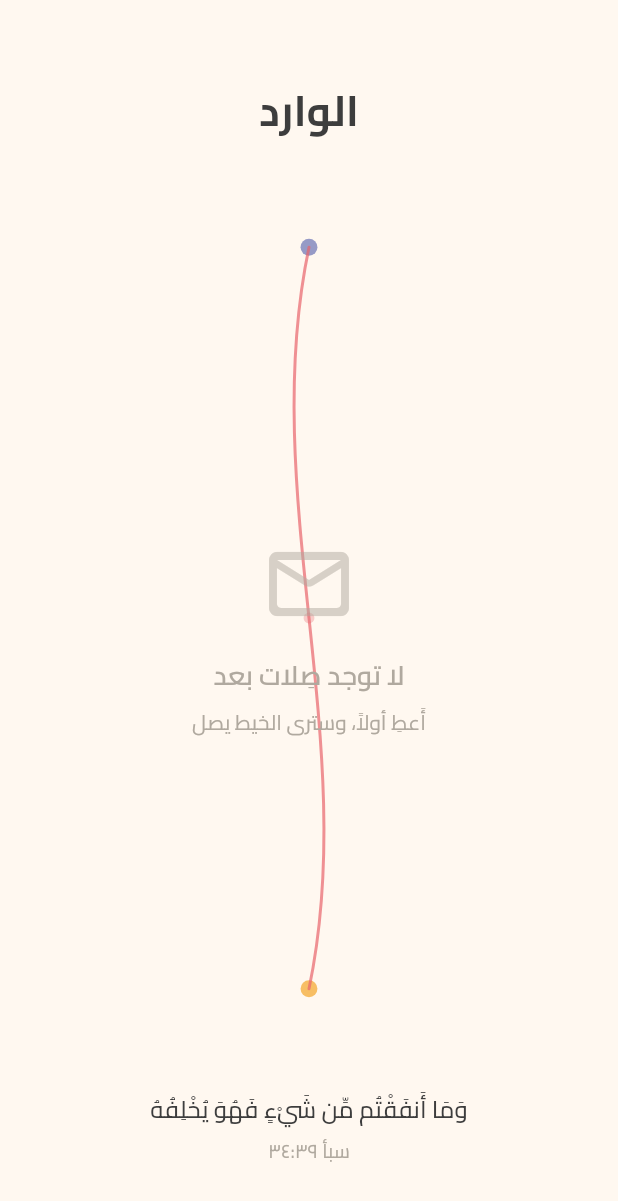
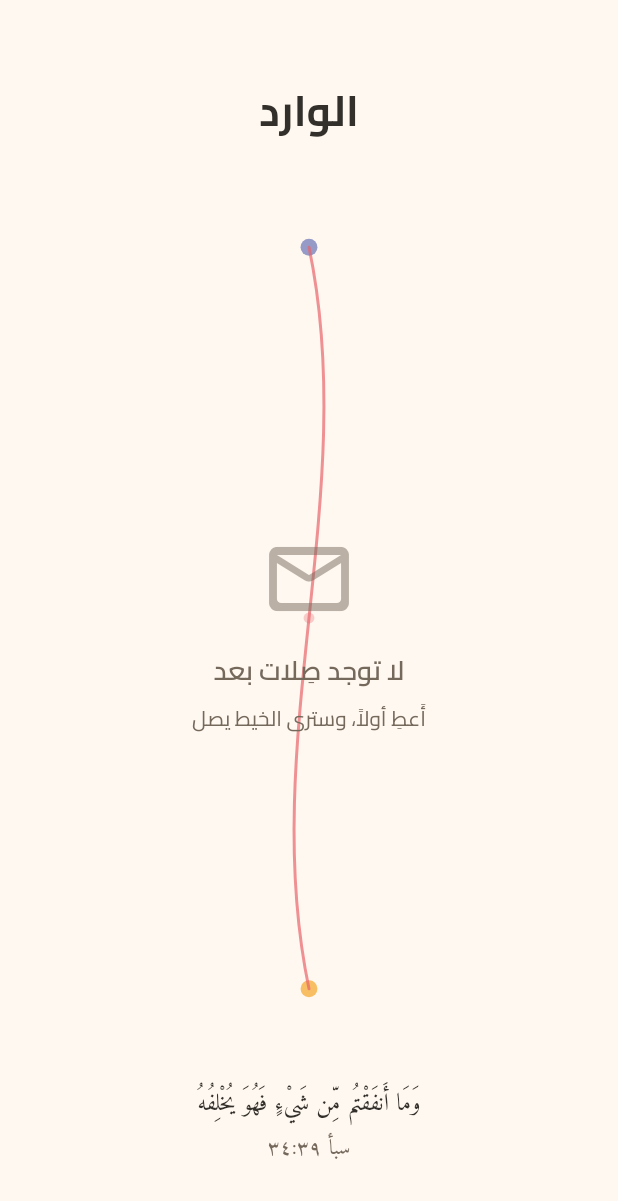
Before and after one commit to wizli595/sila, a Flutter app: the InboxScreen screen opened by its route, on a phone screen of 412 x 824 dp. Shown: the top 1201 px of the screen. Run offline on Flutter 3.47's test engine with Material 3 defaults, Android fonts, the phone set to English and light mode, and no system bars; our stand-ins replace connectivity_plus, flutter_riverpod, fpdart, go_router, showcaseview, supabase_flutter; accounts and stored records are empty; generated files the repository leaves out were written again.

Commit message:
feat: design system - AA palette, Amiri verse font, depth and motion polish

```diff
--- a/lib/core/theme/app_colors.dart
+++ b/lib/core/theme/app_colors.dart
@@ -1,15 +1,21 @@
 import 'package:flutter/material.dart';
 
 abstract final class AppColors {
-  // Primary palette
+  // Primary palette — decorative (thread, dots, icon tints)
   static const cream = Color(0xFFFFF8F0);
   static const watermelon = Color(0xFFE8636A);
   static const mango = Color(0xFFF5B041);
   static const iris = Color(0xFF7C83BC);
 
+  // Functional — WCAG AA on cream/white (see DESIGN.md)
+  static const watermelonDeep = Color(
+    0xFFC7414A,
+  ); // filled buttons, 4.9:1 w/ white
+  static const irisDeep = Color(0xFF5A628F); // interactive text, 5.6:1
+
   // Neutrals
-  static const charcoal = Color(0xFF3D3D3D);
-  static const softGray = Color(0xFFB0A99F);
+  static const charcoal = Color(0xFF33302B); // warm ink, 12.5:1
+  static const softGray = Color(0xFF75695C); // warm taupe, 5.1:1
   static const lightGray = Color(0xFFF2EDE7);
 
   // Semantic
--- a/lib/core/theme/app_theme.dart
+++ b/lib/core/theme/app_theme.dart
@@ -8,7 +8,7 @@ abstract final class AppTheme {
     fontFamily: 'Cairo',
     scaffoldBackgroundColor: AppColors.cream,
     colorScheme: const ColorScheme.light(
-          primary: AppColors.watermelon,
+      primary: AppColors.watermelonDeep,
       secondary: AppColors.iris,
       tertiary: AppColors.mango,
       surface: AppColors.cream,
@@ -25,14 +25,14 @@ abstract final class AppTheme {
     ),
     elevatedButtonTheme: ElevatedButtonThemeData(
       style: ElevatedButton.styleFrom(
-            backgroundColor: AppColors.watermelon,
+        backgroundColor: AppColors.watermelonDeep,
         foregroundColor: Colors.white,
         textStyle: AppTypography.labelLarge,
         padding: const EdgeInsets.symmetric(horizontal: 32, vertical: 16),
-            shape: RoundedRectangleBorder(
-              borderRadius: BorderRadius.circular(16),
-            ),
-            elevation: 0,
+        shape: RoundedRectangleBorder(borderRadius: BorderRadius.circular(16)),
+        // Warm glow — depth marks the primary action
+        elevation: 6,
+        shadowColor: AppColors.watermelonDeep.withValues(alpha: 0.4),
       ),
     ),
     outlinedButtonTheme: OutlinedButtonThemeData(
@@ -41,9 +41,7 @@ abstract final class AppTheme {
         textStyle: AppTypography.labelLarge.copyWith(color: AppColors.charcoal),
         padding: const EdgeInsets.symmetric(horizontal: 32, vertical: 16),
         side: const BorderSide(color: AppColors.lightGray, width: 1.5),
-            shape: RoundedRectangleBorder(
-              borderRadius: BorderRadius.circular(16),
-            ),
+        shape: RoundedRectangleBorder(borderRadius: BorderRadius.circular(16)),
       ),
     ),
     inputDecorationTheme: InputDecorationTheme(
@@ -70,7 +68,9 @@ abstract final class AppTheme {
     ),
     cardTheme: CardThemeData(
       color: Colors.white,
-          elevation: 0,
+      // Soft warm shadow — cards float just above the cream
+      elevation: 4,
+      shadowColor: const Color(0x30B5651D),
       shape: RoundedRectangleBorder(
         borderRadius: BorderRadius.circular(16),
         side: const BorderSide(color: AppColors.lightGray, width: 1),
--- a/lib/core/theme/app_typography.dart
+++ b/lib/core/theme/app_typography.dart
@@ -28,12 +28,13 @@ abstract final class AppTypography {
     height: 1.4,
   );
 
+  // Arabic breathes with looser leading (RTL best practice: 1.65+)
   static const bodyLarge = TextStyle(
     fontFamily: _fontFamily,
     fontSize: 16,
     fontWeight: FontWeight.w400,
     color: AppColors.charcoal,
-    height: 1.5,
+    height: 1.65,
   );
 
   static const bodyMedium = TextStyle(
@@ -41,7 +42,7 @@ abstract final class AppTypography {
     fontSize: 14,
     fontWeight: FontWeight.w400,
     color: AppColors.charcoal,
-    height: 1.5,
+    height: 1.65,
   );
 
   static const labelLarge = TextStyle(
@@ -52,17 +53,18 @@ abstract final class AppTypography {
     height: 1.4,
   );
 
+  // Quranic verse — Amiri, classical naskh
   static const verse = TextStyle(
-    fontFamily: _fontFamily,
-    fontSize: 20,
-    fontWeight: FontWeight.w500,
+    fontFamily: 'Amiri',
+    fontSize: 24,
+    fontWeight: FontWeight.w400,
     color: AppColors.charcoal,
-    height: 1.8,
+    height: 2.0,
   );
 
   static const verseRef = TextStyle(
-    fontFamily: _fontFamily,
-    fontSize: 13,
+    fontFamily: 'Amiri',
+    fontSize: 14,
     fontWeight: FontWeight.w400,
     color: AppColors.softGray,
     height: 1.4,
--- a/lib/core/utils/validators.dart
+++ b/lib/core/utils/validators.dart
@@ -27,8 +27,6 @@ abstract final class Validators {
 
   /// Sanitize text input — strip control characters, trim whitespace.
   static String sanitize(String input) {
-    return input
-        .replaceAll(RegExp(r'[\x00-\x1F\x7F]'), '')
-        .trim();
+    return input.replaceAll(RegExp(r'[\x00-\x1F\x7F]'), '').trim();
   }
 }
--- a/lib/core/widgets/sila_thread.dart
+++ b/lib/core/widgets/sila_thread.dart
@@ -1,6 +1,6 @@
 import 'dart:math';
 import 'package:flutter/material.dart';
-import '../theme/app_colors.dart';
+import 'package:sila/core/theme/app_colors.dart';
 
 /// The Sila thread — a living wavy line with a small loop.
 ///
@@ -14,13 +14,13 @@ class SilaThread extends StatefulWidget {
   final Color? color;
 
   const SilaThread.ambient({super.key, this.thickness = 1.5, this.color})
-      : mode = ThreadMode.ambient;
+    : mode = ThreadMode.ambient;
 
   const SilaThread.journey({super.key, this.thickness = 2.0, this.color})
-      : mode = ThreadMode.journey;
+    : mode = ThreadMode.journey;
 
   const SilaThread.tied({super.key, this.thickness = 2.0, this.color})
-      : mode = ThreadMode.tied;
+    : mode = ThreadMode.tied;
 
   @override
   State<SilaThread> createState() => _SilaThreadState();
@@ -28,11 +28,9 @@ class SilaThread extends StatefulWidget {
 
 enum ThreadMode { ambient, journey, tied }
 
-class _SilaThreadState extends State<SilaThread>
-    with TickerProviderStateMixin {
+class _SilaThreadState extends State<SilaThread> with TickerProviderStateMixin {
   late final AnimationController _drawController;
   late final AnimationController _breathController;
-  late final AnimationController _driftController;
 
   @override
   void initState() {
@@ -50,20 +48,21 @@ class _SilaThreadState extends State<SilaThread>
     _breathController = AnimationController(
       vsync: this,
       duration: const Duration(milliseconds: 3000),
-    )..repeat(reverse: true);
+    );
+  }
 
-    _driftController = AnimationController(
-      vsync: this,
-      duration: const Duration(seconds: 6),
-    )..repeat(reverse: true);
-
-    switch (widget.mode) {
-      case ThreadMode.ambient:
-        _drawController.forward();
-      case ThreadMode.journey:
-        _drawController.forward();
-      case ThreadMode.tied:
-        _drawController.forward();
+  @override
+  void didChangeDependencies() {
+    super.didChangeDependencies();
+    // Reduced motion: show the thread fully drawn, no breathing loop
+    if (MediaQuery.of(context).disableAnimations) {
+      _drawController.value = 1.0;
+      _breathController.stop();
+    } else {
+      _drawController.forward();
+      if (!_breathController.isAnimating) {
+        _breathController.repeat(reverse: true);
+      }
     }
   }
 
@@ -71,14 +70,15 @@ class _SilaThreadState extends State<SilaThread>
   void dispose() {
     _drawController.dispose();
     _breathController.dispose();
-    _driftController.dispose();
     super.dispose();
   }
 
   @override
   Widget build(BuildContext context) {
+    final isRtl = Directionality.of(context) == TextDirection.rtl;
+
     return AnimatedBuilder(
-      animation: Listenable.merge([_drawController, _breathController, _driftController]),
+      animation: Listenable.merge([_drawController, _breathController]),
       builder: (context, _) {
         return CustomPaint(
           size: Size.infinite,
@@ -86,9 +86,9 @@ class _SilaThreadState extends State<SilaThread>
             mode: widget.mode,
             draw: _drawController.value,
             breath: _breathController.value,
-            drift: _driftController.value,
             thickness: widget.thickness,
             color: widget.color ?? AppColors.watermelon,
+            mirror: isRtl,
           ),
         );
       },
@@ -100,21 +100,26 @@ class _ThreadPainter extends CustomPainter {
   final ThreadMode mode;
   final double draw;
   final double breath;
-  final double drift;
   final double thickness;
   final Color color;
+  final bool mirror;
 
   _ThreadPainter({
     required this.mode,
     required this.draw,
     required this.breath,
-    required this.drift,
     required this.thickness,
     required this.color,
+    required this.mirror,
   });
 
   @override
   void paint(Canvas canvas, Size size) {
+    // RTL: flip horizontally so the thread flows right-to-left
+    if (mirror) {
+      canvas.translate(size.width, 0);
+      canvas.scale(-1, 1);
+    }
     switch (mode) {
       case ThreadMode.ambient:
         _paintAmbient(canvas, size);
@@ -144,32 +149,47 @@ class _ThreadPainter extends CustomPainter {
       ..moveTo(w * 0.05, cy + wave * 0.5)
       // First wave up
       ..cubicTo(
-        w * 0.15, cy - 25 + wave,
-        w * 0.25, cy + 20 - wave,
-        w * 0.38, cy - 10 + wave,
+        w * 0.15,
+        cy - 25 + wave,
+        w * 0.25,
+        cy + 20 - wave,
+        w * 0.38,
+        cy - 10 + wave,
       )
       // The loop — key visual from the mockup
       ..cubicTo(
-        w * 0.44, cy - 35 + wave,
-        w * 0.54, cy - 40 - wave * 0.5,
-        w * 0.54, cy - 15 + wave * 0.5,
+        w * 0.44,
+        cy - 35 + wave,
+        w * 0.54,
+        cy - 40 - wave * 0.5,
+        w * 0.54,
+        cy - 15 + wave * 0.5,
       )
       ..cubicTo(
-        w * 0.54, cy + 5 - wave * 0.3,
-        w * 0.48, cy + 5 + wave * 0.3,
-        w * 0.56, cy - 5 - wave * 0.5,
+        w * 0.54,
+        cy + 5 - wave * 0.3,
+        w * 0.48,
+        cy + 5 + wave * 0.3,
+        w * 0.56,
+        cy - 5 - wave * 0.5,
       )
       // Continue flowing right
       ..cubicTo(
-        w * 0.65, cy - 20 + wave,
-        w * 0.75, cy + 15 - wave,
-        w * 0.85, cy - 8 + wave * 0.5,
+        w * 0.65,
+        cy - 20 + wave,
+        w * 0.75,
+        cy + 15 - wave,
+        w * 0.85,
+        cy - 8 + wave * 0.5,
       )
       // Trail off
       ..cubicTo(
-        w * 0.90, cy - 12 - wave * 0.3,
-        w * 0.95, cy + 5 + wave * 0.3,
-        w, cy - 3,
+        w * 0.90,
+        cy - 12 - wave * 0.3,
+        w * 0.95,
+        cy + 5 + wave * 0.3,
+        w,
+        cy - 3,
       );
 
     // Draw the thread progressively
@@ -204,14 +224,20 @@ class _ThreadPainter extends CustomPainter {
     final path = Path()
       ..moveTo(cx, h * 0.2)
       ..cubicTo(
-        cx - 30 + wave, h * 0.35,
-        cx + 35 - wave, h * 0.5,
-        cx - 15 + wave * 0.5, h * 0.65,
+        cx - 30 + wave,
+        h * 0.35,
+        cx + 35 - wave,
+        h * 0.5,
+        cx - 15 + wave * 0.5,
+        h * 0.65,
       )
       ..cubicTo(
-        cx - 25 - wave * 0.5, h * 0.72,
-        cx + 20 + wave, h * 0.78,
-        cx, h * 0.85,
+        cx - 25 - wave * 0.5,
+        h * 0.72,
+        cx + 20 + wave,
+        h * 0.78,
+        cx,
+        h * 0.85,
       );
 
     final metric = path.computeMetrics().first;
@@ -264,11 +290,7 @@ class _ThreadPainter extends CustomPainter {
     final bowOffset = 30.0 + wave;
     final path = Path()
       ..moveTo(cx, h * 0.2)
-      ..cubicTo(
-        cx - bowOffset, h * 0.4,
-        cx + bowOffset, h * 0.6,
-        cx, h * 0.8,
-      );
+      ..cubicTo(cx - bowOffset, h * 0.4, cx + bowOffset, h * 0.6, cx, h * 0.8);
 
     final metric = path.computeMetrics().first;
     final drawnPath = metric.extractPath(0, metric.length * draw);
@@ -294,5 +316,5 @@ class _ThreadPainter extends CustomPainter {
 
   @override
   bool shouldRepaint(_ThreadPainter old) =>
-      old.draw != draw || old.breath != breath || old.drift != drift;
+      old.draw != draw || old.breath != breath || old.mirror != mirror;
 }
```
Also changed, not shown: lib/core/logger/app_logger.dart (+3 -6 lines), lib/core/widgets/coach_mark.dart (added, +31 -0 lines), lib/core/widgets/error_retry.dart (added, +49 -0 lines), lib/core/widgets/error_screen.dart (added, +51 -0 lines), lib/core/widgets/gradient_button.dart (added, +64 -0 lines), lib/core/widgets/press_scale.dart (added, +34 -0 lines), lib/core/widgets/shimmer_box.dart (added, +63 -0 lines), lib/core/widgets/staggered_item.dart (added, +62 -0 lines), lib/core/widgets/thread_loading.dart (added, +27 -0 lines), pubspec.yaml (+10 -3 lines), assets/fonts/amiri/Amiri-Bold.ttf (added), assets/fonts/amiri/Amiri-Regular.ttf (added), 7 other files. Lines whose indentation alone changed are shown as unchanged.
